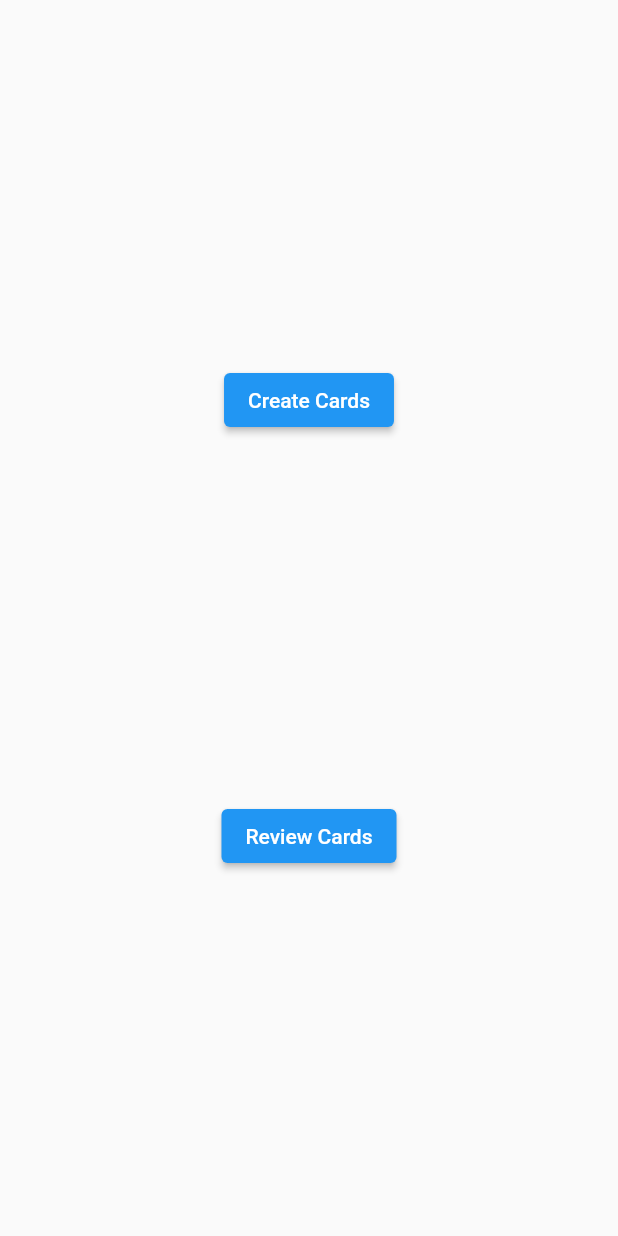
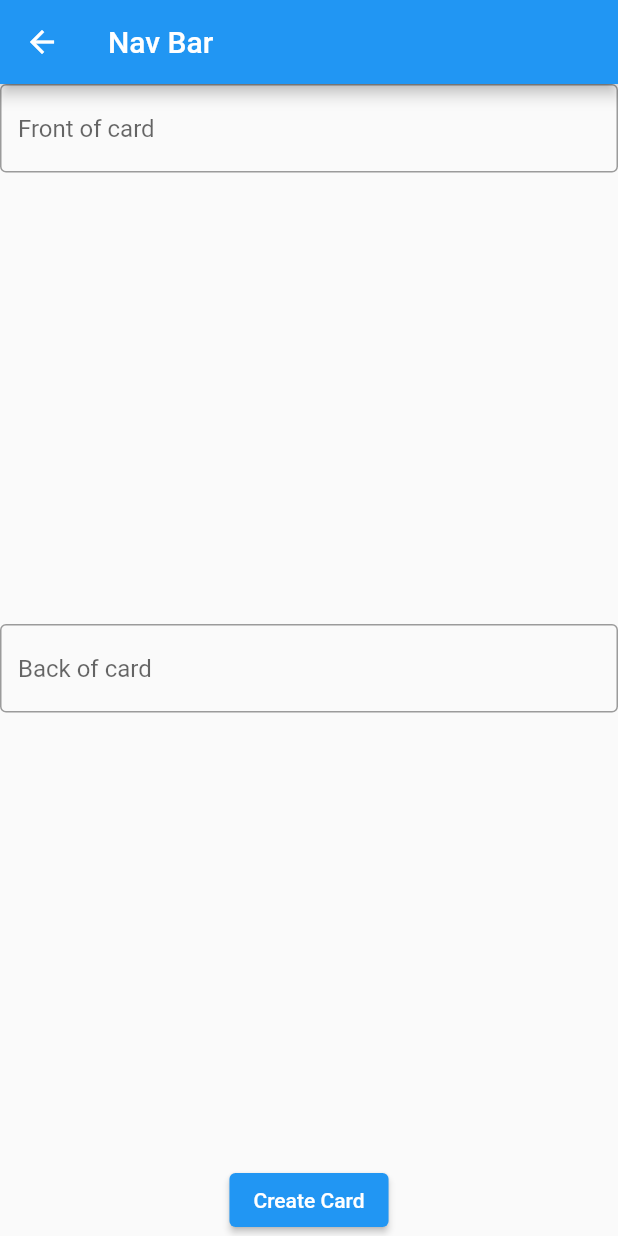
Before and after one commit to JavaRip/flutter-flashcards, a Flutter app: the screen it shows after launch, after a tap on "Create Cards", on a phone screen of 412 x 824 dp. Run offline on Flutter 3.47's test engine with Material 2 defaults, Android fonts, the phone set to English and light mode, and no system bars.

Commit message:
create card hello world

```diff
--- a/lib/component/nav.dart
+++ b/lib/component/nav.dart
@@ -13,7 +13,7 @@ class Nav extends StatelessWidget {
         Spacer(),
         ElevatedButton(
           onPressed: () {
-            print('hello from create cards');
+            Navigator.of(context).pushNamed('/create');
           },
           child: const Text('Create Cards'),
         ),
--- a/lib/main.dart
+++ b/lib/main.dart
@@ -1,5 +1,6 @@
 import 'package:flashcards/pages/homepage.dart';
 import 'package:flutter/material.dart';
+import 'package:flashcards/pages/create/create.dart';
 
 void main() {
   runApp(const MyApp());
@@ -12,11 +13,13 @@ class MyApp extends StatelessWidget {
   @override
   Widget build(BuildContext context) {
     return MaterialApp(
-      title: 'Flutter Demo',
-      theme: ThemeData(
-        primarySwatch: Colors.blue,
-      ),
-      home: const Homepage(),
-    );
+        title: 'Flutter Demo',
+        theme: ThemeData(
+          primarySwatch: Colors.blue,
+        ),
+        routes: {
+          '/': (context) => const Homepage(),
+          '/create': (context) => const CreatePage(),
+        });
   }
 }
--- /dev/null
+++ b/lib/pages/create/create.dart
@@ -0,0 +1,60 @@
+import 'package:flutter/material.dart';
+import 'package:provider/provider.dart';
+import 'create_provider.dart';
+
+class CreatePage extends StatelessWidget {
+  const CreatePage({super.key});
+
+  @override
+  Widget build(BuildContext context) {
+    return Scaffold(
+      appBar: AppBar(title: const Text('Nav Bar')),
+      body: ChangeNotifierProvider(
+        create: (context) => CreateFlashcardProvider(),
+        child: _CreatePageBody(),
+      ),
+    );
+  }
+}
+
+class _CreatePageBody extends StatelessWidget {
+  // CreatePage({super.key});
+
+  @override
+  Widget build(BuildContext context) {
+    return Column(
+      mainAxisAlignment: MainAxisAlignment.center,
+      children: [
+        TextField(
+          decoration: const InputDecoration(
+            border: OutlineInputBorder(),
+            hintText: 'Front of card',
+          ),
+          onChanged: (text) {
+            Provider.of<CreateFlashcardProvider>(context, listen: false)
+                .setFrontText(text);
+          },
+        ),
+        const Spacer(),
+        TextField(
+          decoration: const InputDecoration(
+            border: OutlineInputBorder(),
+            hintText: 'Back of card',
+          ),
+          onChanged: (text) {
+            Provider.of<CreateFlashcardProvider>(context, listen: false)
+                .setBackText(text);
+          },
+        ),
+        const Spacer(),
+        ElevatedButton(
+          onPressed: () {
+            Provider.of<CreateFlashcardProvider>(context, listen: false)
+                .saveCard(context);
+          },
+          child: const Text('Create Card'),
+        ),
+      ],
+    );
+  }
+}
--- /dev/null
+++ b/lib/pages/create/create_provider.dart
@@ -0,0 +1,29 @@
+import "package:flutter/foundation.dart";
+import "package:flutter/src/widgets/framework.dart";
+
+class CreateFlashcardProvider extends ChangeNotifier {
+  String _frontText = '';
+  String _backText = '';
+  String _card = '';
+
+  String get frontText => _frontText;
+  String get backText => _backText;
+
+  void setFrontText(String value) {
+    _frontText = value;
+    notifyListeners();
+  }
+
+  void setBackText(String value) {
+    _backText = value;
+    notifyListeners();
+  }
+
+  void saveCard(BuildContext context) {
+    _card = 'hello world';
+    print('front');
+    print(_frontText);
+    print('back');
+    print(_backText);
+  }
+}
--- a/pubspec.yaml
+++ b/pubspec.yaml
@@ -36,6 +36,7 @@ dependencies:
   # The following adds the Cupertino Icons font to your application.
   # Use with the CupertinoIcons class for iOS style icons.
   cupertino_icons: ^1.0.2
+  provider: ^6.0.5
 
 dev_dependencies:
   flutter_test:
```
Also changed, not shown: pubspec.lock.
